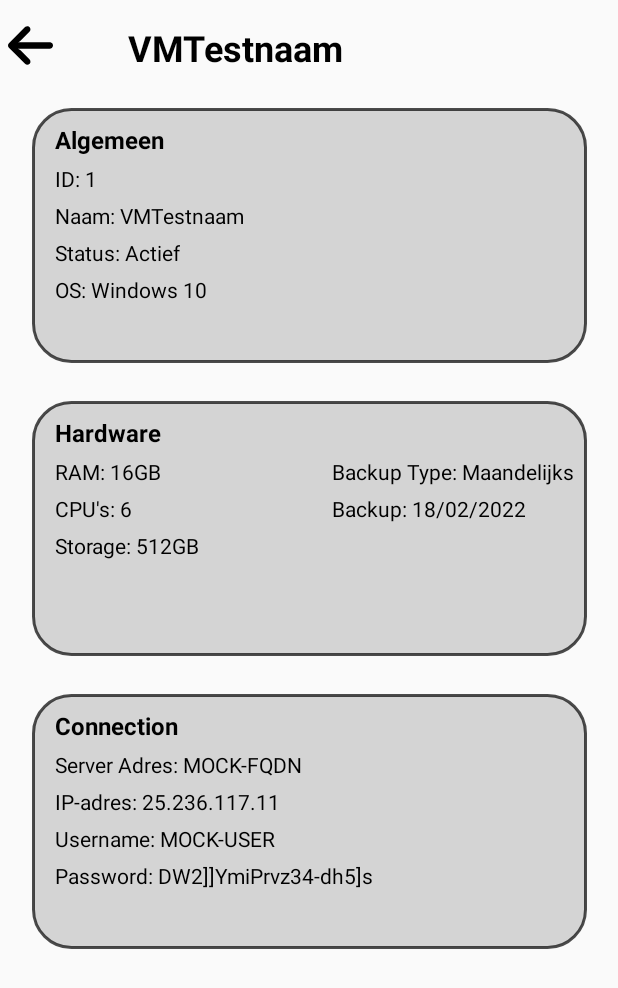
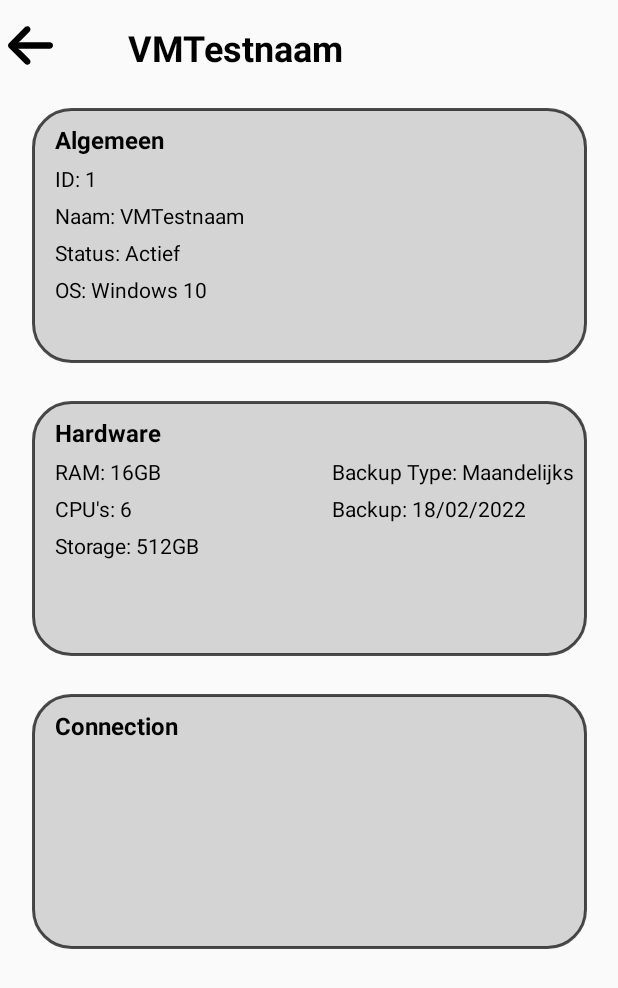
Before and after one commit to JurnDeVleeschauwer/DEVOPS-22-23-Android, an Android app: the layout fragment_vm_details.xml on its own in the app's theme, with its tools: preview values and no code run, on a phone screen of 412 x 824 dp. Shown: the top 988 px of the screen. Run offline under Robolectric (Android 15) with nearby library versions, the phone set to English and light mode, and no system bars.

Commit message:
fixed repository for projects

```diff
--- a/app/src/main/java/com/hogent/devOps_Android/database/DatabaseImp.kt
+++ b/app/src/main/java/com/hogent/devOps_Android/database/DatabaseImp.kt
@@ -15,7 +15,7 @@ import com.hogent.devOps_Android.database.entities.*
 import com.hogent.devOps_Android.util.ioThread
 import java.time.LocalDate
 
-@Database(entities = [VirtualMachineEntitiy::class, UserEntitiy::class, ContractEntitiy::class, ProjectEntitiy::class, ProjectVirtualMachineEntity::class ], version = 11, exportSchema = false)
+@Database(entities = [VirtualMachineEntitiy::class, UserEntitiy::class, ContractEntitiy::class, ProjectEntitiy::class, ProjectVirtualMachineEntity::class ], version = 13, exportSchema = false)
 @TypeConverters(HardwareConverter::class, BackupConverter::class, ConnectionConverter::class, LocalDateConverter::class, User_metadataConverter::class /*OperatingSystemConverter::class*/)
 abstract class DatabaseImp() : RoomDatabase() {
 
--- a/app/src/main/java/com/hogent/devOps_Android/database/daos/ProjectDao.kt
+++ b/app/src/main/java/com/hogent/devOps_Android/database/daos/ProjectDao.kt
@@ -10,7 +10,7 @@ interface ProjectDao {
     fun insertAll(vararg projects: ProjectEntitiy)
 
     @Query("SELECT * FROM project_table WHERE id = :key")
-    fun get(key : Long): ProjectEntitiy
+    fun get(key : Long): LiveData<ProjectEntitiy>
 
     @Query("select * from project_table p where p.userid == :key")
     fun getByCustomerId(key: String): LiveData<List<ProjectEntitiy>>?
--- a/app/src/main/java/com/hogent/devOps_Android/database/daos/VirtualMachineDao.kt
+++ b/app/src/main/java/com/hogent/devOps_Android/database/daos/VirtualMachineDao.kt
@@ -1,5 +1,6 @@
 package com.hogent.devOps_Android.database.daos
 
+import androidx.lifecycle.LiveData
 import androidx.room.Dao
 import androidx.room.Insert
 import androidx.room.OnConflictStrategy
@@ -14,10 +15,10 @@ interface VirtualMachineDao {
     fun insertAll(vararg vms: VirtualMachineEntitiy)
 
     @Query("SELECT * FROM virtualmachine_table WHERE id = :key")
-    fun get(key: Long): VirtualMachineEntitiy?
+    fun get(key: Long): LiveData<VirtualMachineEntitiy>
 
     @Query("SELECT * FROM virtualmachine_table")
-    fun getAll(): List<VirtualMachineEntitiy>
+    fun getAll(): LiveData<List<VirtualMachineEntitiy>>
 
 
 }
--- a/app/src/main/java/com/hogent/devOps_Android/domain/Models.kt
+++ b/app/src/main/java/com/hogent/devOps_Android/domain/Models.kt
@@ -15,8 +15,8 @@ data class VirtualMachine(
     var id : Long = 0L,
     val name : String = "",
     val connection : Connection,
-    val status : VirtualMachineStatus = VirtualMachineStatus.NONE,
-    val operatingSystem: OperatingSystem = OperatingSystem.NONE,
+    val status : VirtualMachineStatus = VirtualMachineStatus.WAITING_APPROVEMENT,
+    val operatingSystem: OperatingSystem = OperatingSystem.WINDOWS_10,
     val hardware: HardWare = HardWare(0,0,0),
     val mode : String = "",
     val contractId : Long = 0L,
--- a/app/src/main/java/com/hogent/devOps_Android/network/VmApiService.kt
+++ b/app/src/main/java/com/hogent/devOps_Android/network/VmApiService.kt
@@ -38,15 +38,15 @@ private val retrofit = Retrofit.Builder()
 interface VmApiService {
     @GET("project/User")
     fun GetIndexOfProjectByIdUser(@Query("UserId")customer_id: String):
-            Deferred<List<NetworkProject>>
+            Deferred<NetworkProjectenContainer>
 
     @GET("project/Detail")
     fun GetIndexOfProjectById( @Query("ProjectenId") project_id: Long):
-            Deferred<NetworkProjectDetail>
+            Deferred<NetworkProjectenDetailContainer>
 
     @GET("virtualmachine/{id}")
     fun GetIndexOfVmById(@Path("id")vm_id: Long):
-            Deferred<NetworkVMDetail>
+            Deferred<NetworkVMContainer>
 
     @GET("User/{id}")
     fun GetIndexOfUserById( @Path("id") UserId: String):
--- a/app/src/main/java/com/hogent/devOps_Android/ui/vms/overview/ProjectListAdapter.kt
+++ b/app/src/main/java/com/hogent/devOps_Android/ui/vms/overview/ProjectListAdapter.kt
@@ -6,6 +6,7 @@ import android.view.LayoutInflater
 import android.view.View
 import android.view.ViewGroup
 import android.widget.TextView
+import androidx.lifecycle.LiveData
 import androidx.recyclerview.widget.LinearLayoutManager
 import androidx.recyclerview.widget.RecyclerView
 import com.hogent.devOps_Android.R
@@ -16,7 +17,7 @@ import timber.log.Timber
 
 class ProjectListAdapter(
     private val projectList: List<NetworkProject>,
-    private val virtualmachineList: List<NetworkVMDetail>,
+    private val virtualmachineList: LiveData<List<NetworkVMDetail>>,
     private val context: Context?,
     private val application: Application
 ) : RecyclerView.Adapter<ProjectListAdapter.ViewHolder>() {
@@ -68,7 +69,7 @@ class ProjectListAdapter(
         newvirtualMachineList.clear()
         Timber.i("filterVirtualMachines Project ID:")
         Timber.i(projectId.toString())
-        virtualmachineList?.forEach { i ->
+        virtualmachineList.value?.forEach { i ->
                 newvirtualMachineList.add(i)
         }
         Timber.i("filterVirtualMachines:")
--- a/app/src/main/res/layout/fragment_vm_details.xml
+++ b/app/src/main/res/layout/fragment_vm_details.xml
@@ -182,7 +182,7 @@
             android:layout_height="wrap_content"
             android:layout_marginStart="15dp"
             android:layout_marginTop="5dp"
-            android:text="@{@string/ramDetail(vmViewModel.vm.hardware.memory)}"
+            android:text="@{@string/ramDetail(vmViewModel.vm.hardware.Memory)}"
             tools:text="RAM: 16GB"
             app:layout_constraintStart_toStartOf="@+id/hardware_detail"
             app:layout_constraintTop_toBottomOf="@+id/cardTitleHardware"
@@ -195,7 +195,7 @@
             android:layout_height="wrap_content"
             android:layout_marginStart="15dp"
             android:layout_marginTop="5dp"
-            android:text="@{@string/coreDetail(vmViewModel.vm.hardware.cpu)}"
+            android:text="@{@string/coreDetail(vmViewModel.vm.hardware.Amount_vCPU)}"
             tools:text="CPU's: 6"
             app:layout_constraintStart_toStartOf="@+id/hardware_detail"
             app:layout_constraintTop_toBottomOf="@+id/ramDetail"
@@ -207,7 +207,7 @@
             android:layout_height="wrap_content"
             android:layout_marginStart="15dp"
             android:layout_marginTop="5dp"
-            android:text="@{@string/storageDetail(vmViewModel.vm.hardware.storage)}"
+            android:text="@{@string/storageDetail(vmViewModel.vm.hardware.Storage)}"
             tools:text="Storage: 512GB"
             app:layout_constraintStart_toStartOf="@+id/hardware_detail"
             app:layout_constraintTop_toBottomOf="@+id/coreDetail"
@@ -240,54 +240,5 @@
             android:textColor="@color/black"/>
 
 
-        <TextView
-            android:id="@+id/serverDetail"
-            android:layout_width="wrap_content"
-            android:layout_height="wrap_content"
-            android:layout_marginStart="15dp"
-            android:layout_marginTop="5dp"
-            android:text="@{@string/serverDetail(vmViewModel.vm.VMConnection.fqdn)}"
-            tools:text="Server Adres: MOCK-FQDN"
-            app:layout_constraintStart_toStartOf="@+id/connection_detail"
-            app:layout_constraintTop_toBottomOf="@+id/cardTitleConnectie"
-            android:textColor="@color/black"/>
-
-        <TextView
-            android:id="@+id/ipDetail"
-            android:layout_width="wrap_content"
-            android:layout_height="wrap_content"
-            android:layout_marginStart="15dp"
-            android:layout_marginTop="5dp"
-            android:text="@{@string/ipDetail(vmViewModel.vm.VMConnection.ipAdres)}"
-            tools:text="IP-adres: 25.236.117.11"
-            app:layout_constraintStart_toStartOf="@+id/connection_detail"
-            app:layout_constraintTop_toBottomOf="@+id/serverDetail"
-            android:textColor="@color/black"/>
-
-        <TextView
-            android:id="@+id/usernameDetail"
-            android:layout_width="wrap_content"
-            android:layout_height="wrap_content"
-            android:layout_marginStart="15dp"
-            android:layout_marginTop="5dp"
-            android:text="@{@string/usernameDetail(vmViewModel.vm.VMConnection.username)}"
-            tools:text="Username: MOCK-USER"
-            app:layout_constraintStart_toStartOf="@+id/connection_detail"
-            app:layout_constraintTop_toBottomOf="@+id/ipDetail"
-            android:textColor="@color/black"/>
-
-        <TextView
-            android:id="@+id/passwordDetail"
-            android:layout_width="wrap_content"
-            android:layout_height="wrap_content"
-            android:layout_marginStart="15dp"
-            android:layout_marginTop="5dp"
-            android:text="@{@string/passwordDetail(vmViewModel.vm.VMConnection.password)}"
-            tools:text="Password: DW2]]YmiPrvz34-dh5]s"
-            app:layout_constraintStart_toStartOf="@+id/connection_detail"
-            app:layout_constraintTop_toBottomOf="@+id/usernameDetail"
-            android:textColor="@color/black"/>
-
-
     </androidx.constraintlayout.widget.ConstraintLayout>
 </layout>
```
Also changed, not shown: app/src/main/java/com/hogent/devOps_Android/database/entities/ProjectEntity.kt (+20 -15 lines), app/src/main/java/com/hogent/devOps_Android/database/entities/VirtualMachineEntitiy.kt (+96 -38 lines), app/src/main/java/com/hogent/devOps_Android/network/VmProperty.kt (+42 -21 lines), app/src/main/java/com/hogent/devOps_Android/repository/UserRepository.kt (+6 -2 lines), app/src/main/java/com/hogent/devOps_Android/repository/VmRepository.kt (+13 -10 lines).
